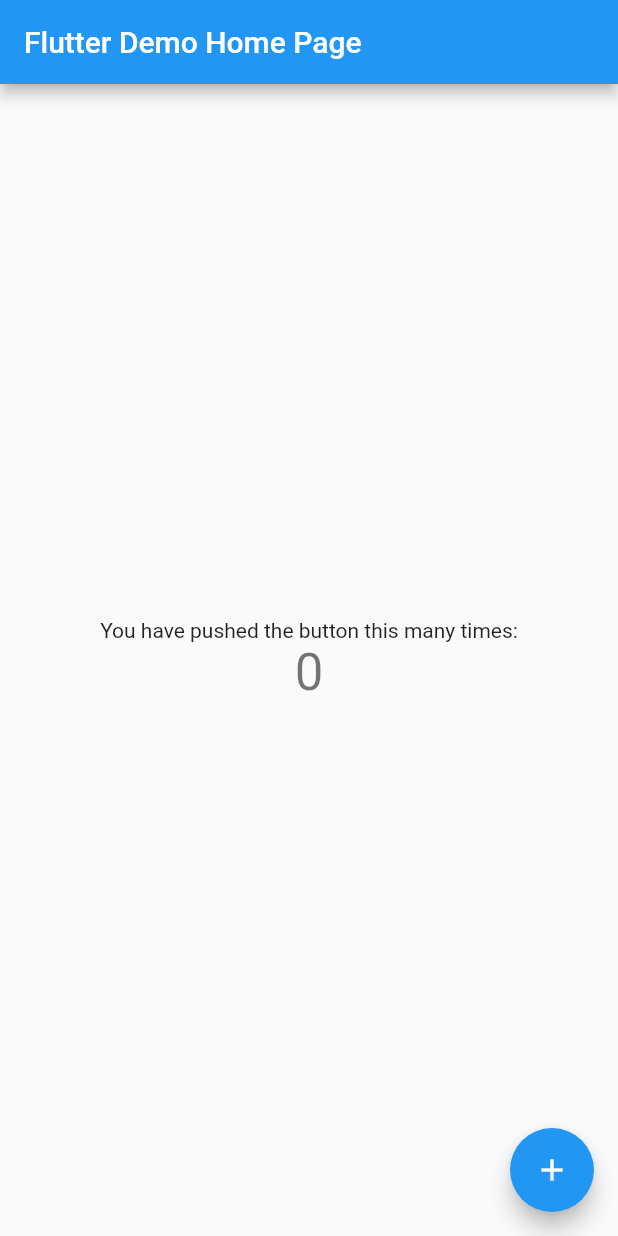
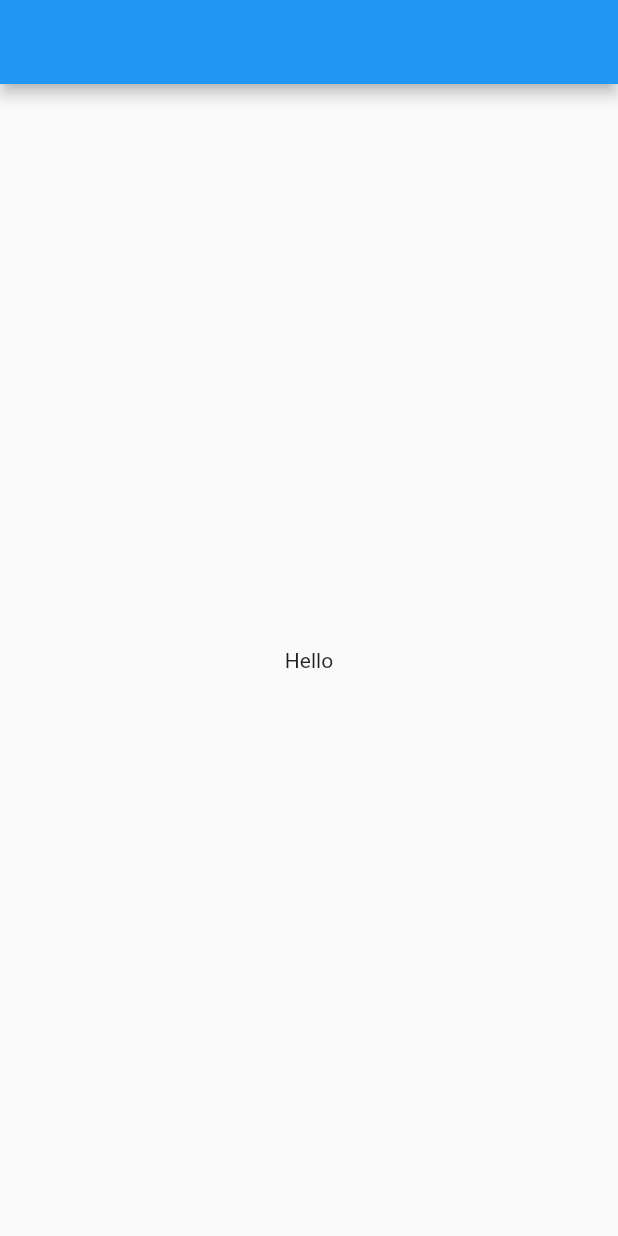
Before and after one commit to zhirtaha/Book-Finder-App, a Flutter app: the screen it shows after launch, on a phone screen of 412 x 824 dp. Run offline on Flutter 3.47's test engine with Material 2 defaults, Android fonts, the phone set to English and light mode, and no system bars.

Commit message:
some folders added

```diff
--- a/analysis_options.yaml
+++ b/analysis_options.yaml
@@ -22,8 +22,9 @@
   # `// ignore_for_file: name_of_lint` syntax on the line or in the file
   # producing the lint.
   rules:
+    prefer_const_constructors: false
+    prefer_const_literals_to_create_immutables: false
     # avoid_print: false  # Uncomment to disable the `avoid_print` rule
     # prefer_single_quotes: true  # Uncomment to enable the `prefer_single_quotes` rule
-
 # Additional information about this file can be found at
 # https://dart.dev/guides/language/analysis-options
--- /dev/null
+++ b/lib/app.dart
@@ -0,0 +1,14 @@
+import 'package:flutter/material.dart';
+import 'package:my_book_finder/screens/on_boarding_screen.dart';
+
+class MyApp extends StatelessWidget {
+  const MyApp({Key? key}) : super(key: key);
+
+  @override
+  Widget build(BuildContext context) {
+    return MaterialApp(
+      debugShowCheckedModeBanner: false,
+      home: OnBoardingScreen(),
+    );
+  }
+}
--- a/lib/main.dart
+++ b/lib/main.dart
@@ -1,115 +1,6 @@
 import 'package:flutter/material.dart';
+import 'package:my_book_finder/app.dart';
 
 void main() {
-  runApp(const MyApp());
+  runApp(MyApp());
 }
-
-class MyApp extends StatelessWidget {
-  const MyApp({Key? key}) : super(key: key);
-
-  // This widget is the root of your application.
-  @override
-  Widget build(BuildContext context) {
-    return MaterialApp(
-      title: 'Flutter Demo',
-      theme: ThemeData(
-        // This is the theme of your application.
-        //
-        // Try running your application with "flutter run". You'll see the
-        // application has a blue toolbar. Then, without quitting the app, try
-        // changing the primarySwatch below to Colors.green and then invoke
-        // "hot reload" (press "r" in the console where you ran "flutter run",
-        // or simply save your changes to "hot reload" in a Flutter IDE).
-        // Notice that the counter didn't reset back to zero; the application
-        // is not restarted.
-        primarySwatch: Colors.blue,
-      ),
-      home: const MyHomePage(title: 'Flutter Demo Home Page'),
-    );
-  }
-}
-
-class MyHomePage extends StatefulWidget {
-  const MyHomePage({Key? key, required this.title}) : super(key: key);
-
-  // This widget is the home page of your application. It is stateful, meaning
-  // that it has a State object (defined below) that contains fields that affect
-  // how it looks.
-
-  // This class is the configuration for the state. It holds the values (in this
-  // case the title) provided by the parent (in this case the App widget) and
-  // used by the build method of the State. Fields in a Widget subclass are
-  // always marked "final".
-
-  final String title;
-
-  @override
-  State<MyHomePage> createState() => _MyHomePageState();
-}
-
-class _MyHomePageState extends State<MyHomePage> {
-  int _counter = 0;
-
-  void _incrementCounter() {
-    setState(() {
-      // This call to setState tells the Flutter framework that something has
-      // changed in this State, which causes it to rerun the build method below
-      // so that the display can reflect the updated values. If we changed
-      // _counter without calling setState(), then the build method would not be
-      // called again, and so nothing would appear to happen.
-      _counter++;
-    });
-  }
-
-  @override
-  Widget build(BuildContext context) {
-    // This method is rerun every time setState is called, for instance as done
-    // by the _incrementCounter method above.
-    //
-    // The Flutter framework has been optimized to make rerunning build methods
-    // fast, so that you can just rebuild anything that needs updating rather
-    // than having to individually change instances of widgets.
-    return Scaffold(
-      appBar: AppBar(
-        // Here we take the value from the MyHomePage object that was created by
-        // the App.build method, and use it to set our appbar title.
-        title: Text(widget.title),
-      ),
-      body: Center(
-        // Center is a layout widget. It takes a single child and positions it
-        // in the middle of the parent.
-        child: Column(
-          // Column is also a layout widget. It takes a list of children and
-          // arranges them vertically. By default, it sizes itself to fit its
-          // children horizontally, and tries to be as tall as its parent.
-          //
-          // Invoke "debug painting" (press "p" in the console, choose the
-          // "Toggle Debug Paint" action from the Flutter Inspector in Android
-          // Studio, or the "Toggle Debug Paint" command in Visual Studio Code)
-          // to see the wireframe for each widget.
-          //
-          // Column has various properties to control how it sizes itself and
-          // how it positions its children. Here we use mainAxisAlignment to
-          // center the children vertically; the main axis here is the vertical
-          // axis because Columns are vertical (the cross axis would be
-          // horizontal).
-          mainAxisAlignment: MainAxisAlignment.center,
-          children: <Widget>[
-            const Text(
-              'You have pushed the button this many times:',
-            ),
-            Text(
-              '$_counter',
-              style: Theme.of(context).textTheme.headline4,
-            ),
-          ],
-        ),
-      ),
-      floatingActionButton: FloatingActionButton(
-        onPressed: _incrementCounter,
-        tooltip: 'Increment',
-        child: const Icon(Icons.add),
-      ), // This trailing comma makes auto-formatting nicer for build methods.
-    );
-  }
-}
--- /dev/null
+++ b/lib/screens/on_boarding_screen.dart
@@ -0,0 +1,13 @@
+import 'package:flutter/material.dart';
+
+class OnBoardingScreen extends StatelessWidget {
+  const OnBoardingScreen({Key? key}) : super(key: key);
+
+  @override
+  Widget build(BuildContext context) {
+    return Scaffold(
+      appBar: AppBar(),
+      body: Center(child: Text('Hello')),
+    );
+  }
+}
```
Also changed, not shown: lib/styles/colors/colors.dart (added), lib/styles/themes/themes.dart (added), lib/widgets/widget.dart (added), 2 other files.
